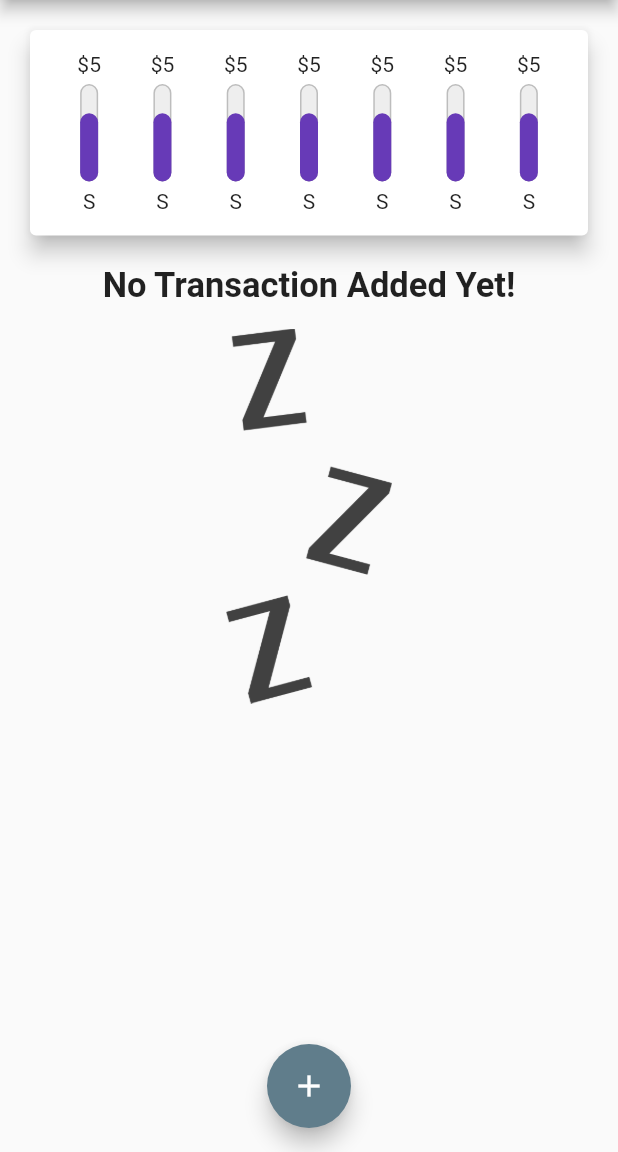
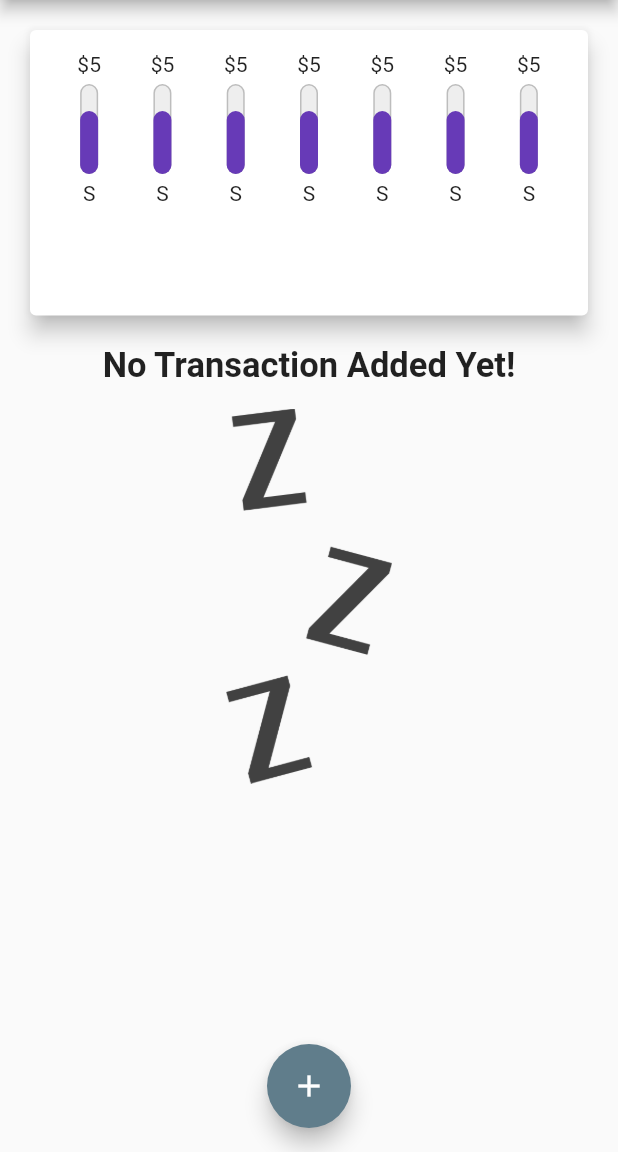
Before and after one commit to LayzeePreneur/Levy, a Flutter app: the screen it shows after launch, on a phone screen of 412 x 824 dp, the part 84-1236 px from its top. Run offline on Flutter 3.47's test engine with Material 2 defaults, Android fonts, the phone set to English and light mode, and no system bars.

Commit message:
Fix chart and transaction list responsive height

```diff
--- a/lib/main.dart
+++ b/lib/main.dart
@@ -64,7 +64,7 @@ class _HomeScreenState extends State<HomeScreen> {
     setState(() => _txList.add(tx));
   }
 
-  void startAddTransaction() {
+  void _startAddTransaction() {
     showModalBottomSheet(
       context: context,
       builder: (_) => AddTransaction(_addNewTx),
@@ -79,20 +79,33 @@ class _HomeScreenState extends State<HomeScreen> {
 
   @override
   Widget build(BuildContext context) {
-    return Scaffold(
-      appBar: AppBar(
+    var mediaQuery = MediaQuery.of(context);
+    var appBar = AppBar(
       title: Text(widget.title),
       actions: <Widget>[
         IconButton(
           icon: Icon(Icons.add),
-            onPressed: startAddTransaction,
+          onPressed: _startAddTransaction,
         ),
       ],
-      ),
+    );
+
+    return Scaffold(
+      appBar: appBar,
       body: ListView(
         children: <Widget>[
-          Chart(),
           Container(
+            height: (mediaQuery.size.height -
+                    appBar.preferredSize.height -
+                    mediaQuery.padding.top) *
+                0.3,
+            child: Chart(),
+          ),
+          Container(
+            height: (mediaQuery.size.height -
+                    mediaQuery.padding.top -
+                    appBar.preferredSize.height) *
+                0.7,
             child: _txList.isEmpty
                 ? Container(
                     alignment: Alignment.center,
@@ -111,7 +124,6 @@ class _HomeScreenState extends State<HomeScreen> {
                     ),
                   )
                 : Container(
-                    height: 390,
                     child: ListView.builder(
                       itemCount: _txList.length,
                       itemBuilder: (BuildContext context, int index) {
@@ -125,7 +137,7 @@ class _HomeScreenState extends State<HomeScreen> {
       floatingActionButtonLocation: FloatingActionButtonLocation.centerFloat,
       floatingActionButton: FloatingActionButton(
         child: Icon(Icons.add),
-        onPressed: startAddTransaction,
+        onPressed: _startAddTransaction,
       ),
     );
   }
--- a/lib/widgets/chartbar.dart
+++ b/lib/widgets/chartbar.dart
@@ -9,7 +9,7 @@ class ChartBar extends StatelessWidget {
         SizedBox(height: 5),
         Container(
           width: 12,
-          height: 65,
+          height: 60,
           child: Stack(
             alignment: Alignment.bottomCenter,
             children: <Widget>[
```
Lines whose indentation alone changed are shown as unchanged.
